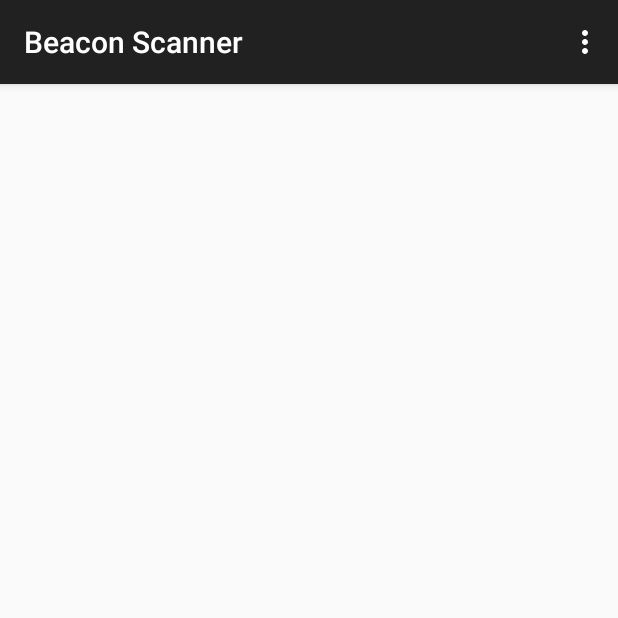
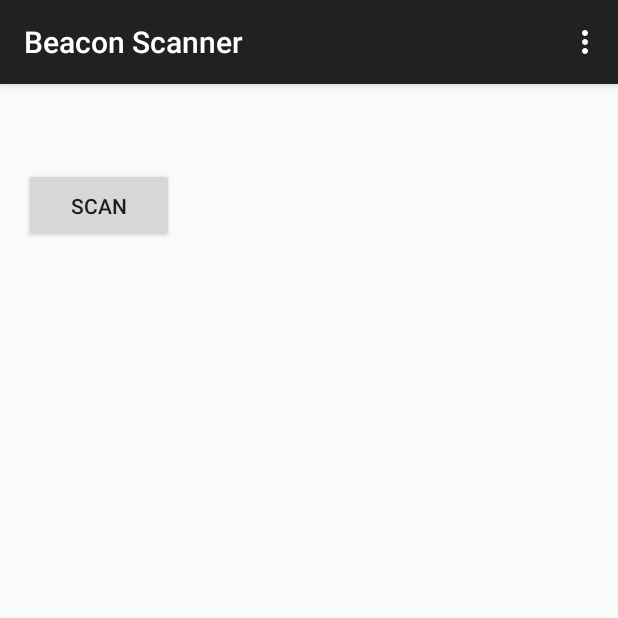
Before and after one commit to mvartani76/iot-detroit-august2018, an Android app: the screen it shows after launch (MainActivity), on a phone screen of 412 x 824 dp, the top half of it. Run offline under Robolectric (Android 15) with nearby library versions, the phone set to English and light mode, and no system bars.

Commit message:
Updated code to use newer ble scan methods. Currently using api 28 and able to scan beacon data. Added buttons to layout to start/stop scans.

```diff
--- a/beacon-scanner/Android/beacon-scanner/app/src/main/java/com/sobag/beaconplayground/MainActivity.java
+++ b/beacon-scanner/Android/beacon-scanner/app/src/main/java/com/sobag/beaconplayground/MainActivity.java
@@ -1,20 +1,29 @@
 package com.sobag.beaconplayground;
-
+import android.Manifest;
+import android.app.AlertDialog;
 import android.bluetooth.BluetoothAdapter;
 import android.bluetooth.BluetoothDevice;
 import android.bluetooth.BluetoothManager;
+import android.bluetooth.le.BluetoothLeScanner;
+import android.content.pm.PackageManager;
+import android.bluetooth.le.ScanCallback;
+import android.bluetooth.le.ScanResult;
 import android.content.Context;
+import android.content.Intent;
+import android.os.Bundle;
 import android.os.Handler;
+import android.support.v4.app.ActivityCompat;
+import android.support.v4.content.ContextCompat;
 import android.support.v7.app.AppCompatActivity;
-import android.os.Bundle;
 import android.util.Log;
 import android.view.Menu;
 import android.view.MenuItem;
 import android.widget.TextView;
-
-import java.util.Date;
-import java.util.HashMap;
-
+import android.view.View;
+import android.widget.Button;
+import android.content.DialogInterface;
+import android.text.method.ScrollingMovementMethod;
+import android.os.AsyncTask;
 
 public class MainActivity extends AppCompatActivity
 {
@@ -25,11 +34,19 @@ public class MainActivity extends AppCompatActivity
 
     private static final String LOG_TAG = "MainActivity";
 
+    Button startScanningButton;
+    Button stopScanningButton;
+
     private BluetoothManager btManager;
     private BluetoothAdapter btAdapter;
+    private BluetoothLeScanner btleScanner;
     private Handler scanHandler = new Handler();
     private int scan_interval_ms = 5000;
+    private String d2go_uuid = "8D847D20-0116-435F-9A21-2FA79A706D9E";
     private boolean isScanning = false;
+    TextView peripheralTextView;
+    private final static int REQUEST_ENABLE_BT = 1;
+    private static final int PERMISSION_REQUEST_COARSE_LOCATION = 1;
 
     // Define a class to organize beacon information
     class Beacon {
@@ -45,16 +62,54 @@ public class MainActivity extends AppCompatActivity
     // ------------------------------------------------------------------------
 
     @Override
-    protected void onCreate(Bundle savedInstanceState)
-    {
+    protected void onCreate(Bundle savedInstanceState) {
         super.onCreate(savedInstanceState);
         setContentView(R.layout.activity_main);
 
+        peripheralTextView = (TextView) findViewById(R.id.PeripheralTextView);
+        peripheralTextView.setMovementMethod(new ScrollingMovementMethod());
+
+        startScanningButton = (Button) findViewById(R.id.StartScanButton);
+        startScanningButton.setOnClickListener(new View.OnClickListener() {
+            public void onClick(View v) {
+                startScanning();
+            }
+        });
+
+        stopScanningButton = (Button) findViewById(R.id.StopScanButton);
+        stopScanningButton.setOnClickListener(new View.OnClickListener() {
+            public void onClick(View v) {
+                stopScanning();
+            }
+        });
+        stopScanningButton.setVisibility(View.INVISIBLE);
+
+
         // init BLE
-        btManager = (BluetoothManager)getSystemService(Context.BLUETOOTH_SERVICE);
+        btManager = (BluetoothManager) getSystemService(Context.BLUETOOTH_SERVICE);
         btAdapter = btManager.getAdapter();
+        btleScanner = btAdapter.getBluetoothLeScanner();
 
-        scanHandler.post(scanRunnable);
+        if (btAdapter != null && !btAdapter.isEnabled()) {
+            Intent enableIntent = new Intent(BluetoothAdapter.ACTION_REQUEST_ENABLE);
+            startActivityForResult(enableIntent, REQUEST_ENABLE_BT);
+        }
+
+        //scanHandler.post(scanRunnable);
+        // Make sure we have access coarse location enabled, if not, prompt the user to enable it
+        if (this.checkSelfPermission(Manifest.permission.ACCESS_COARSE_LOCATION) != PackageManager.PERMISSION_GRANTED) {
+            final AlertDialog.Builder builder = new AlertDialog.Builder(this);
+            builder.setTitle("This app needs location access");
+            builder.setMessage("Please grant location access so this app can detect peripherals.");
+            builder.setPositiveButton(android.R.string.ok, null);
+            builder.setOnDismissListener(new DialogInterface.OnDismissListener() {
+                @Override
+                public void onDismiss(DialogInterface dialog) {
+                    requestPermissions(new String[]{Manifest.permission.ACCESS_COARSE_LOCATION}, PERMISSION_REQUEST_COARSE_LOCATION);
+                }
+            });
+            builder.show();
+        }
     }
 
     @Override
@@ -82,89 +137,6 @@ public class MainActivity extends AppCompatActivity
         return super.onOptionsItemSelected(item);
     }
 
-    // ------------------------------------------------------------------------
-    // public usage
-    // ------------------------------------------------------------------------
-
-    private Runnable scanRunnable = new Runnable()
-    {
-        @Override
-        public void run() {
-
-            if (isScanning)
-            {
-                if (btAdapter != null)
-                {
-                    btAdapter.stopLeScan(leScanCallback);
-                }
-            }
-            else
-            {
-                if (btAdapter != null)
-                {
-                    btAdapter.startLeScan(leScanCallback);
-                }
-            }
-
-            isScanning = !isScanning;
-
-            scanHandler.postDelayed(this, scan_interval_ms);
-        }
-    };
-
-    // ------------------------------------------------------------------------
-    // Inner classes
-    // ------------------------------------------------------------------------
-
-    private BluetoothAdapter.LeScanCallback leScanCallback = new BluetoothAdapter.LeScanCallback()
-    {
-        @Override
-        public void onLeScan(final BluetoothDevice device, final int rssi, final byte[] scanRecord)
-        {
-            int startByte = 2;
-            boolean patternFound = false;
-            while (startByte <= 5)
-            {
-                if (    ((int) scanRecord[startByte + 2] & 0xff) == 0x02 && //Identifies an iBeacon
-                        ((int) scanRecord[startByte + 3] & 0xff) == 0x15)
-                { //Identifies correct data length
-                    patternFound = true;
-                    break;
-                }
-                startByte++;
-            }
-
-            if (patternFound)
-            {
-                //Convert to hex String
-                byte[] uuidBytes = new byte[16];
-                System.arraycopy(scanRecord, startByte + 4, uuidBytes, 0, 16);
-                String hexString = bytesToHex(uuidBytes);
-
-                //UUID detection
-                String uuid =  hexString.substring(0,8) + "-" +
-                        hexString.substring(8,12) + "-" +
-                        hexString.substring(12,16) + "-" +
-                        hexString.substring(16,20) + "-" +
-                        hexString.substring(20,32);
-
-                // major
-                final int major = (scanRecord[startByte + 20] & 0xff) * 0x100 + (scanRecord[startByte + 21] & 0xff);
-
-                // minor
-                final int minor = (scanRecord[startByte + 22] & 0xff) * 0x100 + (scanRecord[startByte + 23] & 0xff);
-
-                // Tx Power
-                final int tx_power = (scanRecord[startByte + 24] & 0xff);
-
-                Log.i(LOG_TAG,"UUID: " +uuid + "\\nmajor: " +major +"\\nminor" +minor +"\\nrssi" +tx_power);
-                TextView tv = (TextView) findViewById(R.id.myTextView);
-                tv.setText("UUID="+uuid+"\nmajor ="+major+" minor="+minor);
-            }
-
-        }
-    };
-
     /**
      * bytesToHex method
      */
@@ -181,5 +153,116 @@ public class MainActivity extends AppCompatActivity
         return new String(hexChars);
     }
 
+    private boolean checkBeaconList(String uuid, int major, int minor)
+    {
+        beacons[0].uuid = uuid;
+        return true;
+    }
 
+    // Device scan callback.
+    private ScanCallback leScanCallback = new ScanCallback() {
+        @Override
+        public void onScanResult(int callbackType, ScanResult result) {
+            //peripheralTextView.append("Device Name: " + result.getDevice().getName() + " rssi: " + result.getRssi() + "\n");
+            //peripheralTextView.append("Record: "+result.getScanRecord()+"\n");
+
+            final byte[] scanRecord = result.getScanRecord().getBytes();
+
+            int startByte = 2;
+            boolean patternFound = false;
+            while (startByte <= 5) {
+                if (((int) scanRecord[startByte + 2] & 0xff) == 0x02 && //Identifies an iBeacon
+                        ((int) scanRecord[startByte + 3] & 0xff) == 0x15) { //Identifies correct data length
+                    patternFound = true;
+                    break;
+                }
+                startByte++;
+            }
+
+            if (patternFound) {
+                //Convert to hex String
+                byte[] uuidBytes = new byte[16];
+                System.arraycopy(scanRecord, startByte + 4, uuidBytes, 0, 16);
+                String hexString = bytesToHex(uuidBytes);
+
+                //UUID detection
+                String uuid = hexString.substring(0, 8) + "-" +
+                        hexString.substring(8, 12) + "-" +
+                        hexString.substring(12, 16) + "-" +
+                        hexString.substring(16, 20) + "-" +
+                        hexString.substring(20, 32);
+
+                // major
+                final int major = (scanRecord[startByte + 20] & 0xff) * 0x100 + (scanRecord[startByte + 21] & 0xff);
+
+                // minor
+                final int minor = (scanRecord[startByte + 22] & 0xff) * 0x100 + (scanRecord[startByte + 23] & 0xff);
+
+                // Tx Power
+                final int tx_power = (scanRecord[startByte + 24] & 0xff);
+
+                if (uuid.equals(d2go_uuid)) {
+                    peripheralTextView.append("uuid: " + uuid + "\nmajor: " + major + "\nminor: " + minor + "\nrssi: " + result.getRssi() + "\n");
+                }
+
+                // auto scroll for text view
+                final int scrollAmount = peripheralTextView.getLayout().getLineTop(peripheralTextView.getLineCount()) - peripheralTextView.getHeight();
+                // if there is no need to scroll, scrollAmount will be <=0
+                if (scrollAmount > 0)
+                    peripheralTextView.scrollTo(0, scrollAmount);
+            }
+        }
+    };
+
+    @Override
+    public void onRequestPermissionsResult(int requestCode,
+                                           String permissions[], int[] grantResults) {
+        switch (requestCode) {
+            case PERMISSION_REQUEST_COARSE_LOCATION: {
+                if (grantResults[0] == PackageManager.PERMISSION_GRANTED) {
+                    System.out.println("coarse location permission granted");
+                } else {
+                    final AlertDialog.Builder builder = new AlertDialog.Builder(this);
+                    builder.setTitle("Functionality limited");
+                    builder.setMessage("Since location access has not been granted, this app will not be able to discover beacons when in the background.");
+                    builder.setPositiveButton(android.R.string.ok, null);
+                    builder.setOnDismissListener(new DialogInterface.OnDismissListener() {
+
+                        @Override
+                        public void onDismiss(DialogInterface dialog) {
+                        }
+
+                    });
+                    builder.show();
+                }
+                return;
+            }
+        }
+    }
+
+    public void startScanning() {
+        System.out.println("start scanning");
+        peripheralTextView.setText("");
+        startScanningButton.setVisibility(View.INVISIBLE);
+        stopScanningButton.setVisibility(View.VISIBLE);
+        AsyncTask.execute(new Runnable() {
+            @Override
+            public void run() {
+                btleScanner.startScan(leScanCallback);
+            }
+        });
+    }
+
+    public void stopScanning() {
+        System.out.println("stopping scanning");
+        peripheralTextView.append("Stopped Scanning");
+        startScanningButton.setVisibility(View.VISIBLE);
+        stopScanningButton.setVisibility(View.INVISIBLE);
+        AsyncTask.execute(new Runnable() {
+            @Override
+            public void run() {
+                btleScanner.stopScan(leScanCallback);
+            }
+        });
+    }
 }
--- a/beacon-scanner/Android/beacon-scanner/app/src/main/res/layout/activity_main.xml
+++ b/beacon-scanner/Android/beacon-scanner/app/src/main/res/layout/activity_main.xml
@@ -8,19 +8,29 @@
                 android:paddingBottom="@dimen/activity_vertical_margin"
                 tools:context=".MainActivity">
 
+    <Button
+        android:layout_width="100dp"
+        android:layout_height="50dp"
+        android:text="Scan"
+        android:id="@+id/StartScanButton"
+        android:layout_marginTop="40dp"/>
+
+    <Button
+        android:id="@+id/StopScanButton"
+        android:layout_width="wrap_content"
+        android:layout_height="50dp"
+        android:layout_alignParentEnd="true"
+        android:layout_alignTop="@+id/StartScanButton"
+        android:layout_marginEnd="33dp"
+        android:text="Stop Scanning" />
+
     <TextView
-        android:id="@+id/myTextView"
-        android:layout_width="wrap_content"
-        android:layout_height="wrap_content"
-        android:gravity="center_horizontal"
-        android:lines="2"
-        android:layout_centerInParent="true" />
-
-    <android.support.v7.widget.RecyclerView
         android:layout_width="match_parent"
         android:layout_height="match_parent"
-        android:layout_alignParentTop="true"
-        android:layout_centerHorizontal="true"
-        android:layout_marginTop="62dp" />
+        android:layout_marginTop="100dp"
+        android:id="@+id/PeripheralTextView"
+        android:scrollbars="vertical"
+        android:maxLines="30" />
+
 
 </RelativeLayout>
```
